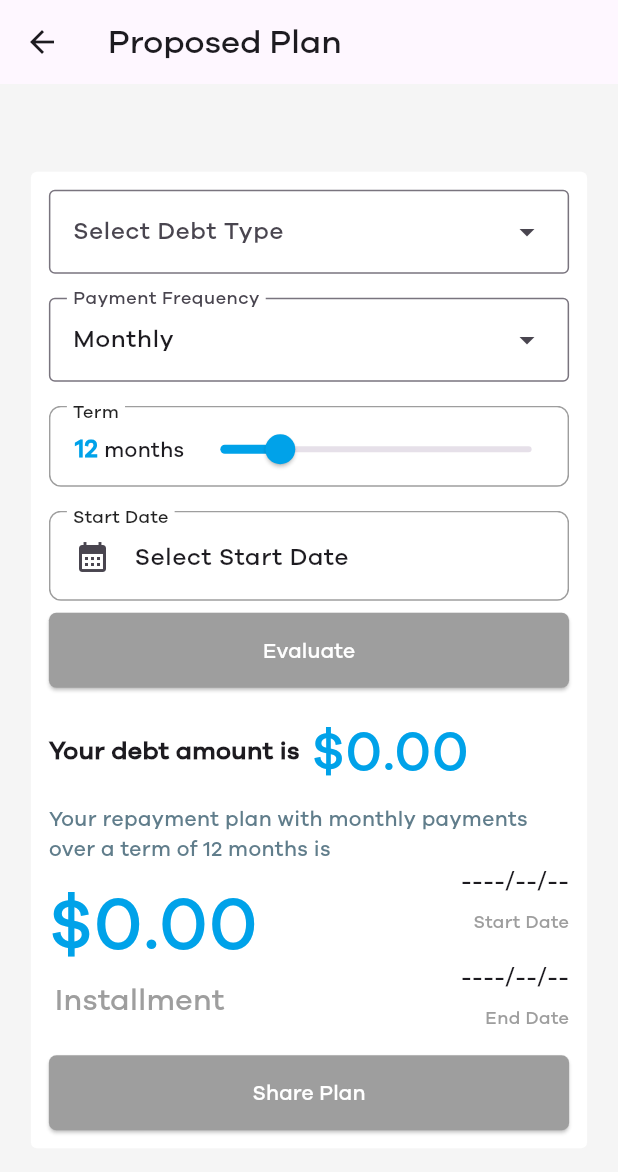
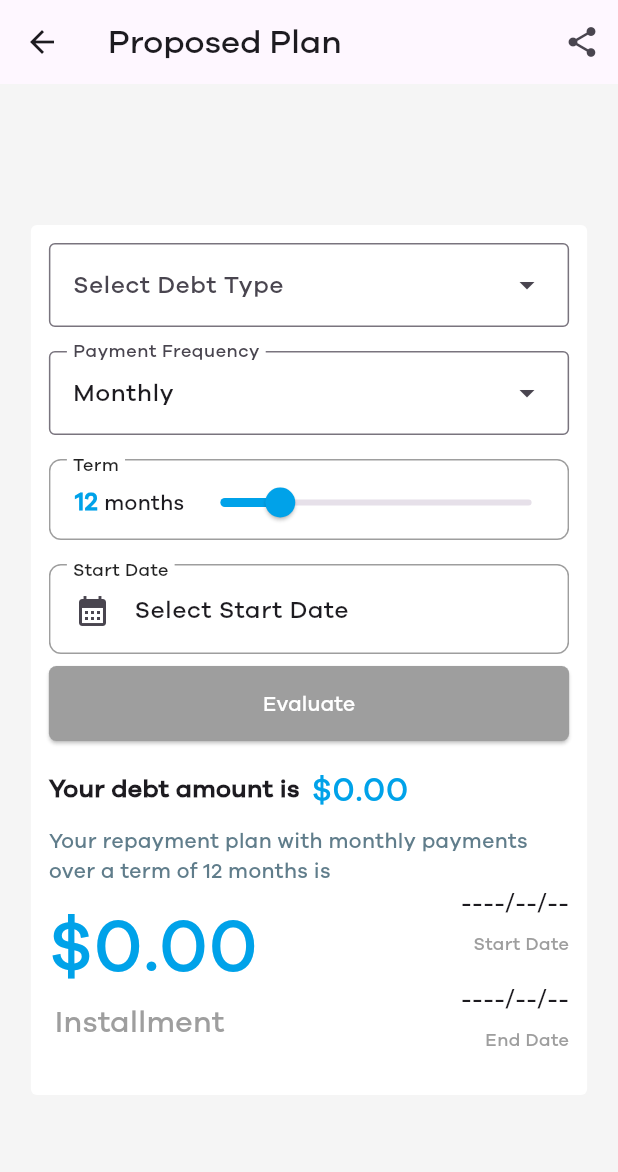
Before and after one commit to Robotronut/smartie, a Flutter app: the RepaymentPlanCalculator screen opened directly, on a phone screen of 412 x 824 dp. Shown: the top 1172 px of the screen. Run offline on Flutter 3.47's test engine with Material 3 defaults, Android fonts, the light colour scheme and no system bars; our stand-ins replace camera, easy_localization, file_picker, google_sign_in, intl_phone_field, pinput; missing offline and left inert: pdfrx.

Commit message:
repayment plan fixes

```diff
--- a/lib/summary_screen.dart
+++ b/lib/summary_screen.dart
@@ -723,13 +723,13 @@ class _RepaymentPlanState extends State<RepaymentPlanCalculator> {
   List<DropdownMenuEntry<String>> debtType() {
     var debtType = <DropdownMenuEntry<String>>[];
     debtType.add(
+      const DropdownMenuEntry(value: "Utilities", label: "Utilities"),
+    );
+    debtType.add(
       const DropdownMenuEntry(
         value: "Credit Card Debt",
         label: "Credit Card Debt",
       ),
-    );
-    debtType.add(
-      const DropdownMenuEntry(value: "Personal Loan", label: "Personal Loan"),
     );
     debtType.add(const DropdownMenuEntry(value: "Mortgage", label: "Mortgage"));
     debtType.add(
@@ -743,20 +743,17 @@ class _RepaymentPlanState extends State<RepaymentPlanCalculator> {
       const DropdownMenuEntry(value: "Medical Bills", label: "Medical Bills"),
     );
     debtType.add(
+      const DropdownMenuEntry(value: "Business Loan", label: "Business Loan"),
+    );
+    debtType.add(const DropdownMenuEntry(value: "Tax Debt", label: "Tax Debt"));
+    debtType.add(
       const DropdownMenuEntry(value: "Family Loan", label: "Family Loan"),
     );
     debtType.add(
       const DropdownMenuEntry(value: "Friend Loan", label: "Friend Loan"),
     );
     debtType.add(
-      const DropdownMenuEntry(value: "Business Loan", label: "Business Loan"),
-    );
-    debtType.add(
-      const DropdownMenuEntry(value: "Overdraft", label: "Overdraft"),
-    );
-    debtType.add(const DropdownMenuEntry(value: "Tax Debt", label: "Tax Debt"));
-    debtType.add(
-      const DropdownMenuEntry(value: "Utilities", label: "Utilities"),
+      const DropdownMenuEntry(value: "Personal Loan", label: "Personal Loan"),
     );
     debtType.add(
       const DropdownMenuEntry(value: "Other", label: "Other (Please specify)"),
@@ -850,7 +847,22 @@ class _RepaymentPlanState extends State<RepaymentPlanCalculator> {
   @override
   Widget build(BuildContext context) {
     return Scaffold(
-      appBar: AppBar(title: Text('Proposed Plan')),
+      appBar: AppBar(
+        title: Text('Proposed Plan'),
+        actions: [
+          IconButton(
+            onPressed: () {
+              ScaffoldMessenger.of(context).showSnackBar(
+                SnackBar(
+                  content: Text('Plan shared successfully!'),
+                  backgroundColor: Colors.green,
+                ),
+              );
+            },
+            icon: Icon(Icons.share)
+          )
+        ],
+      ),
       backgroundColor: const Color.fromARGB(255, 245, 245, 245),
       body: Center(
         child: SingleChildScrollView(
@@ -1179,10 +1191,7 @@ class _RepaymentPlanState extends State<RepaymentPlanCalculator> {
                               color: const Color.fromRGBO(0, 162, 233, 1),
                               fontWeight: FontWeight.w600,
                               fontSize:
-                                  MediaQuery.of(context).size.width *
-                                  (debtValue.toStringAsFixed(2).length > 5
-                                      ? 0.055
-                                      : 0.09),
+                                  MediaQuery.of(context).size.width * 0.055,
                             ),
                           ),
                         ],
@@ -1291,33 +1300,33 @@ class _RepaymentPlanState extends State<RepaymentPlanCalculator> {
 
                       Padding(padding: EdgeInsets.all(8.0)),
 
-                      SizedBox(
-                        width: double.infinity,
-                        child: ElevatedButton(
-                          onPressed: () {
-                            ScaffoldMessenger.of(context).showSnackBar(
-                              SnackBar(
-                                content: Text('Plan shared successfully!'),
-                                backgroundColor: Colors.green,
-                              ),
-                            );
-                          },
-                          style: ElevatedButton.styleFrom(
-                            backgroundColor:
-                                _isEvaluated
-                                    ? const Color.fromRGBO(0, 162, 233, 1)
-                                    : Colors.grey,
-                            padding: EdgeInsets.symmetric(vertical: 15),
-                            shape: RoundedRectangleBorder(
-                              borderRadius: BorderRadius.circular(5),
-                            ),
-                          ),
-                          child: Text(
-                            'Share Plan',
-                            style: TextStyle(color: Colors.white),
-                          ),
-                        ),
-                      ),
+                      // SizedBox(
+                      //   width: double.infinity,
+                      //   child: ElevatedButton(
+                      //     onPressed: () {
+                      //       ScaffoldMessenger.of(context).showSnackBar(
+                      //         SnackBar(
+                      //           content: Text('Plan shared successfully!'),
+                      //           backgroundColor: Colors.green,
+                      //         ),
+                      //       );
+                      //     },
+                      //     style: ElevatedButton.styleFrom(
+                      //       backgroundColor:
+                      //           _isEvaluated
+                      //               ? const Color.fromRGBO(0, 162, 233, 1)
+                      //               : Colors.grey,
+                      //       padding: EdgeInsets.symmetric(vertical: 15),
+                      //       shape: RoundedRectangleBorder(
+                      //         borderRadius: BorderRadius.circular(5),
+                      //       ),
+                      //     ),
+                      //     child: Text(
+                      //       'Share Plan',
+                      //       style: TextStyle(color: Colors.white),
+                      //     ),
+                      //   ),
+                      // ),
 
                       // Row(
                       //   mainAxisAlignment: MainAxisAlignment.spaceBetween,
```
